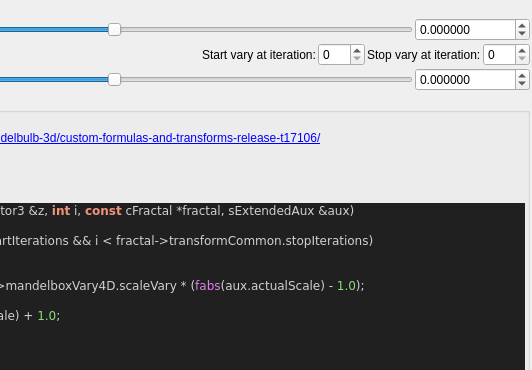
This is mandelbulber2/formula/ui/fractal_transf_scale_vary_abox.ui in buddhi1980/mandelbulber2 as Qt 5 draws it before an edit; both pictures show x 249 to 781 and y 0 to 370 of the 781 by 465 pixel window. The edited form follows.
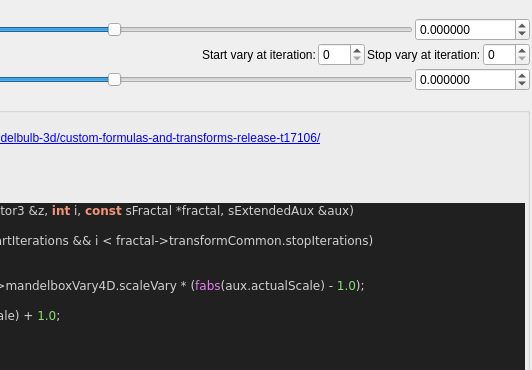
This is the edited form. Custom widgets are drawn as their Qt base class.

What changed in the file:
```diff
--- a/mandelbulber2/formula/ui/fractal_transf_scale_vary_abox.ui
+++ b/mandelbulber2/formula/ui/fractal_transf_scale_vary_abox.ui
@@ -269,7 +269,7 @@
 &lt;/table&gt;
 &lt;h3&gt;Code&lt;/h3&gt;
 &lt;body style=&quot;background-color:#202020&quot;&gt;
-&lt;pre style=&quot;color:#d0d0d0; background-color:#202020;  font-family:'Courier New',monospace;&quot;&gt;&lt;span style=&quot;color:#f09479; font-weight:bold&quot;&gt;void&lt;/span&gt; &lt;span style=&quot;color:#e47eed&quot;&gt;TransfScaleVaryAboxIteration&lt;/span&gt;&lt;span style=&quot;color:#d0d0d0&quot;&gt;(&lt;/span&gt;CVector3 &lt;span style=&quot;color:#d0d0d0&quot;&gt;&amp;amp;&lt;/span&gt;z&lt;span style=&quot;color:#d0d0d0&quot;&gt;,&lt;/span&gt; &lt;span style=&quot;color:#f09479; font-weight:bold&quot;&gt;int&lt;/span&gt; i&lt;span style=&quot;color:#d0d0d0&quot;&gt;,&lt;/span&gt; &lt;span style=&quot;color:#f09479; font-weight:bold&quot;&gt;const&lt;/span&gt; cFractal &lt;span style=&quot;color:#d0d0d0&quot;&gt;*&lt;/span&gt;fractal&lt;span style=&quot;color:#d0d0d0&quot;&gt;,&lt;/span&gt; sExtendedAux &lt;span style=&quot;color:#d0d0d0&quot;&gt;&amp;amp;&lt;/span&gt;aux&lt;span style=&quot;color:#d0d0d0&quot;&gt;)&lt;/span&gt;
+&lt;pre style=&quot;color:#d0d0d0; background-color:#202020;  font-family:'Courier New',monospace;&quot;&gt;&lt;span style=&quot;color:#f09479; font-weight:bold&quot;&gt;void&lt;/span&gt; &lt;span style=&quot;color:#e47eed&quot;&gt;TransfScaleVaryAboxIteration&lt;/span&gt;&lt;span style=&quot;color:#d0d0d0&quot;&gt;(&lt;/span&gt;CVector3 &lt;span style=&quot;color:#d0d0d0&quot;&gt;&amp;amp;&lt;/span&gt;z&lt;span style=&quot;color:#d0d0d0&quot;&gt;,&lt;/span&gt; &lt;span style=&quot;color:#f09479; font-weight:bold&quot;&gt;int&lt;/span&gt; i&lt;span style=&quot;color:#d0d0d0&quot;&gt;,&lt;/span&gt; &lt;span style=&quot;color:#f09479; font-weight:bold&quot;&gt;const&lt;/span&gt; sFractal &lt;span style=&quot;color:#d0d0d0&quot;&gt;*&lt;/span&gt;fractal&lt;span style=&quot;color:#d0d0d0&quot;&gt;,&lt;/span&gt; sExtendedAux &lt;span style=&quot;color:#d0d0d0&quot;&gt;&amp;amp;&lt;/span&gt;aux&lt;span style=&quot;color:#d0d0d0&quot;&gt;)&lt;/span&gt;
 &lt;span style=&quot;color:#d0d0d0&quot;&gt;{&lt;/span&gt;
   &lt;span style=&quot;color:#7ec0ee; font-weight:bold&quot;&gt;if&lt;/span&gt; &lt;span style=&quot;color:#d0d0d0&quot;&gt;(&lt;/span&gt;i &lt;span style=&quot;color:#d0d0d0&quot;&gt;&amp;gt;=&lt;/span&gt; fractal&lt;span style=&quot;color:#d0d0d0&quot;&gt;-&amp;gt;&lt;/span&gt;transformCommon&lt;span style=&quot;color:#d0d0d0&quot;&gt;.&lt;/span&gt;startIterations &lt;span style=&quot;color:#d0d0d0&quot;&gt;&amp;amp;&amp;amp;&lt;/span&gt; i &lt;span style=&quot;color:#d0d0d0&quot;&gt;&amp;lt;&lt;/span&gt; fractal&lt;span style=&quot;color:#d0d0d0&quot;&gt;-&amp;gt;&lt;/span&gt;transformCommon&lt;span style=&quot;color:#d0d0d0&quot;&gt;.&lt;/span&gt;stopIterations&lt;span style=&quot;color:#d0d0d0&quot;&gt;)&lt;/span&gt;
   &lt;span style=&quot;color:#d0d0d0&quot;&gt;{&lt;/span&gt;
```
